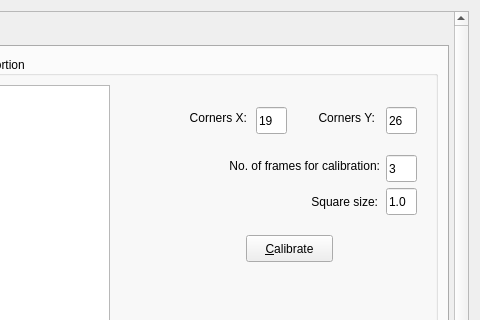
Qt form mrVision/src/mrVision/gui/mainGUI.ui (NorthernStars/MR-Vision) before a commit; both pictures show x 470 to 950 and y 0 to 320 of the 950 by 650 pixel window.
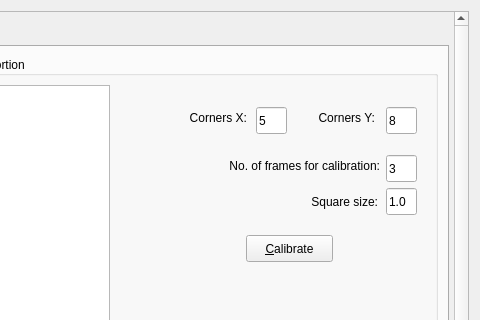
The same form after that commit. The open tabs and pages were chosen to show the change.

```diff
--- a/mrVision/src/mrVision/gui/mainGUI.ui
+++ b/mrVision/src/mrVision/gui/mainGUI.ui
@@ -502,7 +502,7 @@
                   </sizepolicy>
                  </property>
                  <property name="text">
-                  <string>19</string>
+                  <string>5</string>
                  </property>
                 </widget>
                 <widget class="QLineEdit" name="txtPatternY">
@@ -521,7 +521,7 @@
                   </sizepolicy>
                  </property>
                  <property name="text">
-                  <string>26</string>
+                  <string>8</string>
                  </property>
                 </widget>
                 <widget class="QCheckBox" name="chkCropConvBefore">
```
